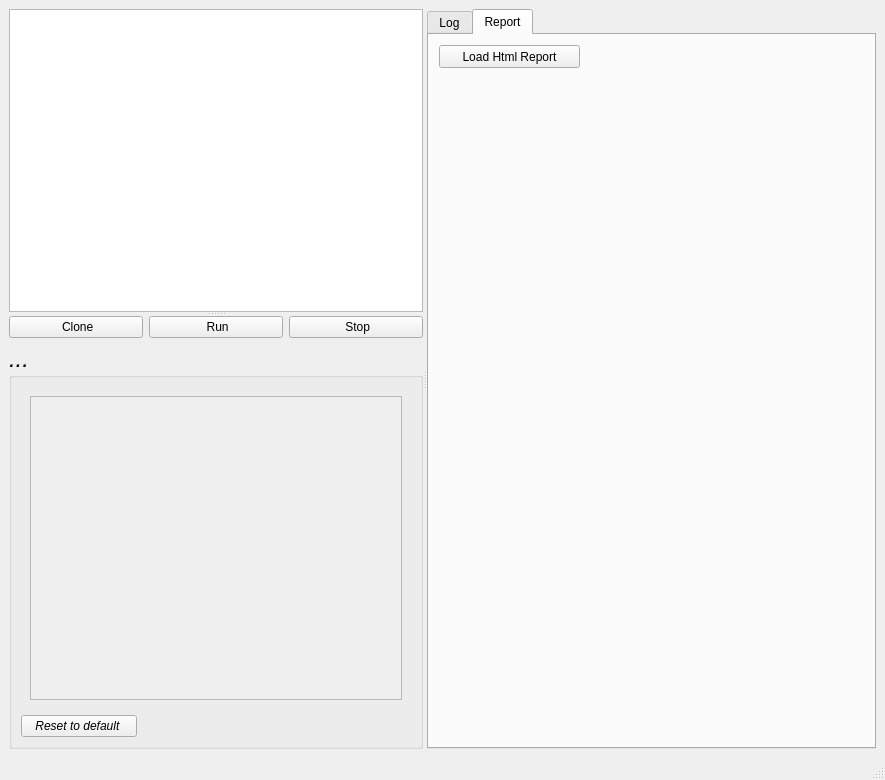
First picture: the form in src/client/client.ui, repository ccp4/DUI2, before the edit.
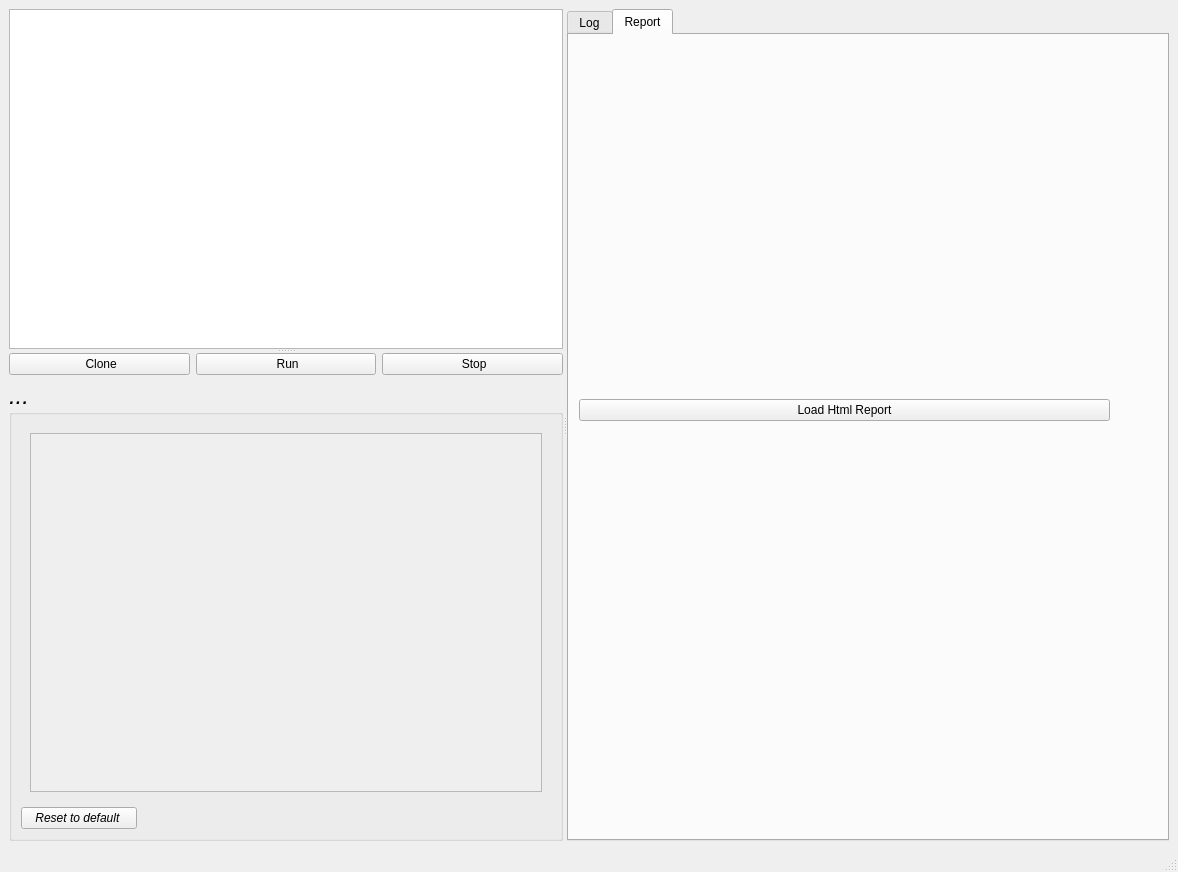
Second picture: the form after the edit.

Commit message: playing with layouts, temp ...

The edit to the form file:
```diff
--- a/src/client/client.ui
+++ b/src/client/client.ui
@@ -6,8 +6,8 @@
    <rect>
     <x>0</x>
     <y>0</y>
-    <width>885</width>
-    <height>780</height>
+    <width>1178</width>
+    <height>872</height>
    </rect>
   </property>
   <property name="windowTitle">
@@ -107,8 +107,8 @@
                       <rect>
                        <x>0</x>
                        <y>0</y>
-                       <width>380</width>
-                       <height>284</height>
+                       <width>516</width>
+                       <height>330</height>
                       </rect>
                      </property>
                     </widget>
@@ -687,29 +687,27 @@
         <attribute name="title">
          <string>Report</string>
         </attribute>
-        <widget class="QPushButton" name="TmpLoadButton">
+        <widget class="QWidget" name="">
          <property name="geometry">
           <rect>
            <x>10</x>
            <y>10</y>
-           <width>141</width>
-           <height>23</height>
+           <width>531</width>
+           <height>731</height>
           </rect>
          </property>
-         <property name="text">
-          <string>Load Html Report</string>
-         </property>
-        </widget>
-        <widget class="QWidget" name="horizontalLayoutWidget">
-         <property name="geometry">
-          <rect>
-           <x>10</x>
-           <y>40</y>
-           <width>401</width>
-           <height>641</height>
-          </rect>
-         </property>
-         <layout class="QHBoxLayout" name="HtmlReportLayout"/>
+         <layout class="QVBoxLayout" name="verticalLayout_3">
+          <item>
+           <widget class="QPushButton" name="TmpLoadButton">
+            <property name="text">
+             <string>Load Html Report</string>
+            </property>
+           </widget>
+          </item>
+          <item>
+           <layout class="QHBoxLayout" name="HtmlReportLayout"/>
+          </item>
+         </layout>
         </widget>
        </widget>
       </widget>
```
Left out of the diff: 38 changed lines with no effect on the pictures.
